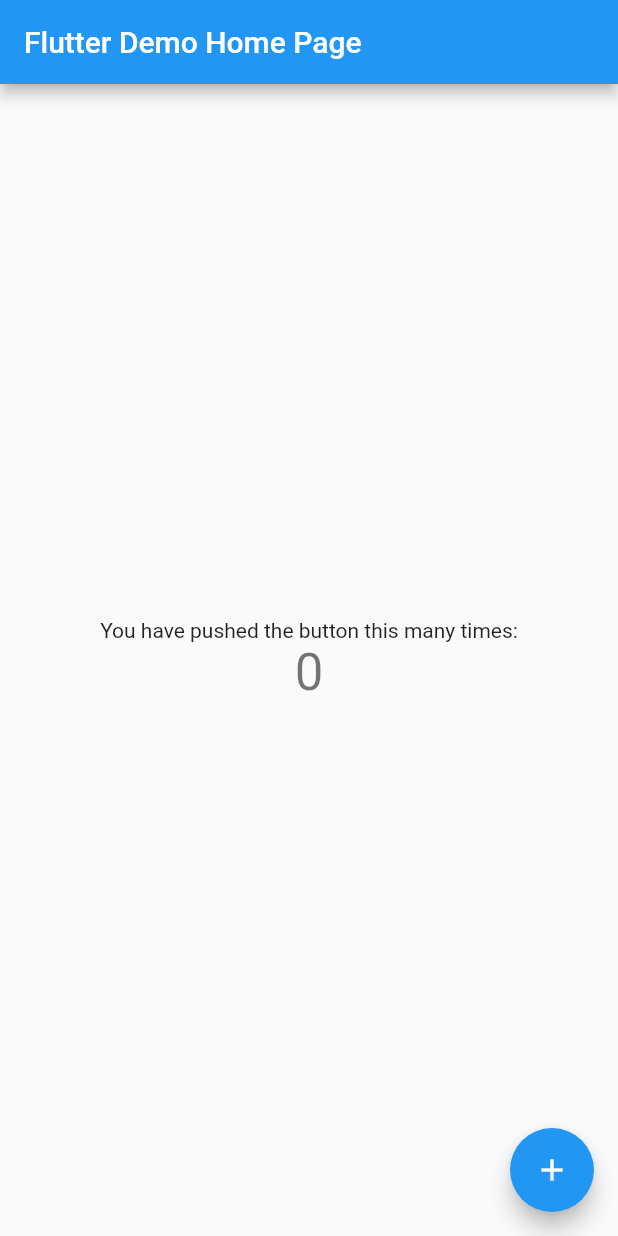
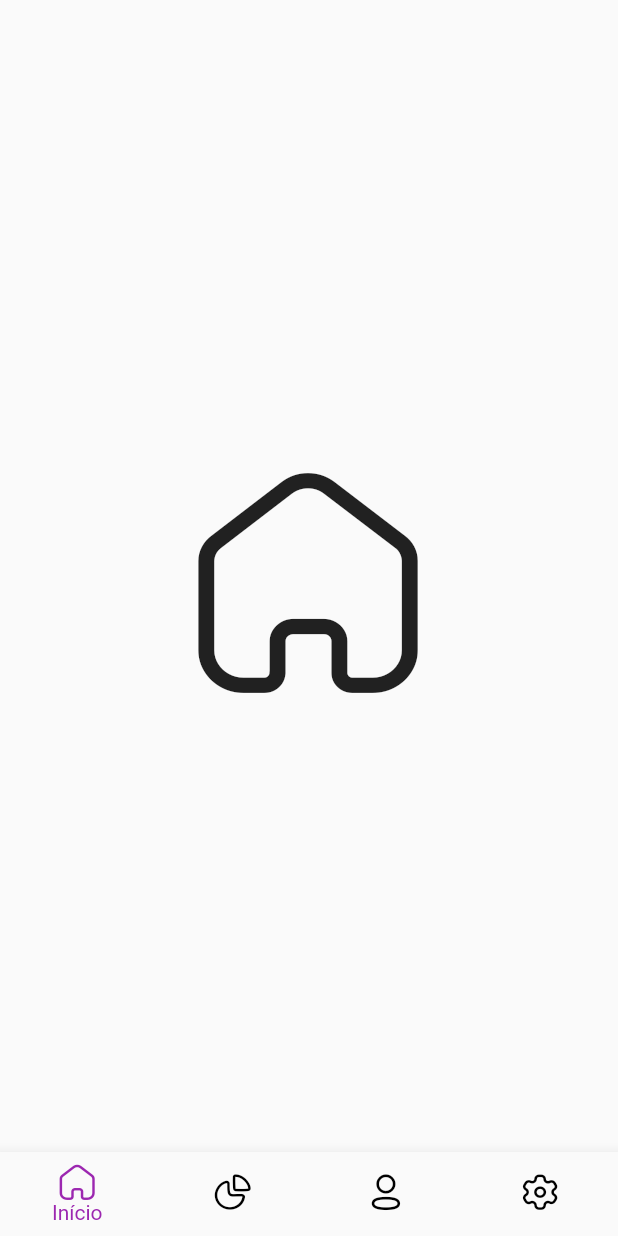
Before and after one commit to PECI-21-22-Grupo04/android-app, a Flutter app: the screen it shows after launch, on a phone screen of 412 x 824 dp. Run offline on Flutter 3.47's test engine with Material 2 defaults, Android fonts, the phone set to English and light mode, and no system bars.

Commit message:
Bottom bar with mock-up icons

```diff
--- a/runx/lib/main.dart
+++ b/runx/lib/main.dart
@@ -1,4 +1,5 @@
 import 'package:flutter/material.dart';
+import 'presentation/icons.dart';
 
 void main() {
   runApp(const MyApp());
@@ -11,7 +12,7 @@ class MyApp extends StatelessWidget {
   @override
   Widget build(BuildContext context) {
     return MaterialApp(
-      title: 'Flutter Demo',
+      title: 'RunX',
       theme: ThemeData(
         // This is the theme of your application.
         //
@@ -24,7 +25,7 @@ class MyApp extends StatelessWidget {
         // is not restarted.
         primarySwatch: Colors.blue,
       ),
-      home: const MyHomePage(title: 'Flutter Demo Home Page'),
+      home: const MyHomePage(title: 'RunX'),
     );
   }
 }
@@ -48,68 +49,73 @@ class MyHomePage extends StatefulWidget {
 }
 
 class _MyHomePageState extends State<MyHomePage> {
-  int _counter = 0;
+  int _selectedIndex = 0;
 
-  void _incrementCounter() {
+  static const List<Widget> _pages = <Widget>[
+    Icon(
+      CustomIcons.home_icon,
+      size: 150,
+    ),
+    Icon(
+      CustomIcons.exercise_icon,
+      size: 150,
+    ),
+    Icon(
+      CustomIcons.people_icon,
+      size: 150,
+    ),
+    Icon(
+      CustomIcons.settings_icon,
+      size: 150,
+    ),
+  ];
+
+  void _onItemTapped(int index) {
     setState(() {
-      // This call to setState tells the Flutter framework that something has
-      // changed in this State, which causes it to rerun the build method below
-      // so that the display can reflect the updated values. If we changed
-      // _counter without calling setState(), then the build method would not be
-      // called again, and so nothing would appear to happen.
-      _counter++;
+      _selectedIndex = index;
     });
   }
 
   @override
   Widget build(BuildContext context) {
-    // This method is rerun every time setState is called, for instance as done
-    // by the _incrementCounter method above.
-    //
-    // The Flutter framework has been optimized to make rerunning build methods
-    // fast, so that you can just rebuild anything that needs updating rather
-    // than having to individually change instances of widgets.
     return Scaffold(
-      appBar: AppBar(
-        // Here we take the value from the MyHomePage object that was created by
-        // the App.build method, and use it to set our appbar title.
-        title: Text(widget.title),
+      /* appBar: AppBar(
+        title: const Text('RunX'),
+      ), */
+      body: Center(
+        child: _pages.elementAt(_selectedIndex),
       ),
-      body: Center(
-        // Center is a layout widget. It takes a single child and positions it
-        // in the middle of the parent.
-        child: Column(
-          // Column is also a layout widget. It takes a list of children and
-          // arranges them vertically. By default, it sizes itself to fit its
-          // children horizontally, and tries to be as tall as its parent.
-          //
-          // Invoke "debug painting" (press "p" in the console, choose the
-          // "Toggle Debug Paint" action from the Flutter Inspector in Android
-          // Studio, or the "Toggle Debug Paint" command in Visual Studio Code)
-          // to see the wireframe for each widget.
-          //
-          // Column has various properties to control how it sizes itself and
-          // how it positions its children. Here we use mainAxisAlignment to
-          // center the children vertically; the main axis here is the vertical
-          // axis because Columns are vertical (the cross axis would be
-          // horizontal).
-          mainAxisAlignment: MainAxisAlignment.center,
-          children: <Widget>[
-            const Text(
-              'You have pushed the button this many times:',
-            ),
-            Text(
-              '$_counter',
-              style: Theme.of(context).textTheme.headline4,
-            ),
-          ],
-        ),
+      bottomNavigationBar: BottomNavigationBar(
+        type: BottomNavigationBarType.fixed,
+        selectedIconTheme: IconThemeData(color: Colors.purple),
+        selectedItemColor: Colors.purple,
+        unselectedItemColor: Colors.black,
+        showUnselectedLabels: false,
+        items: const <BottomNavigationBarItem>[
+          BottomNavigationBarItem(
+            icon: Icon(CustomIcons.home_icon),
+            label: 'Início',
+          ),
+          BottomNavigationBarItem(
+            icon: Icon(CustomIcons.exercise_icon),
+            label: 'Exercícios',
+          ),
+          BottomNavigationBarItem(
+            icon: Icon(CustomIcons.people_icon),
+            label: 'Pessoas',
+          ),
+          BottomNavigationBarItem(
+            icon: Icon(CustomIcons.settings_icon),
+            label: 'Definições',
+          ),
+          // BottomNavigationBarItem(
+          //   icon: Icon(Icons.chat),
+          //   label: 'Chats',
+          // ),
+        ],
+        currentIndex: _selectedIndex,
+        onTap: _onItemTapped,
       ),
-      floatingActionButton: FloatingActionButton(
-        onPressed: _incrementCounter,
-        tooltip: 'Increment',
-        child: const Icon(Icons.add),
-      ), // This trailing comma makes auto-formatting nicer for build methods.
     );
   }
 }
--- /dev/null
+++ b/runx/lib/presentation/icons.dart
@@ -0,0 +1,32 @@
+/// Flutter icons MyFlutterApp
+/// Copyright (C) 2022 by original authors @ fluttericon.com, fontello.com
+/// This font was generated by FlutterIcon.com, which is derived from Fontello.
+///
+/// To use this font, place it in your fonts/ directory and include the
+/// following in your pubspec.yaml
+///
+/// flutter:
+///   fonts:
+///    - family:  icons
+///      fonts:
+///       - asset: fonts/icons.ttf
+///
+///
+///
+import 'package:flutter/widgets.dart';
+
+class CustomIcons {
+  CustomIcons._();
+
+  static const _kFontFam = 'icons';
+  static const String? _kFontPkg = null;
+
+  static const IconData exercise_icon =
+      IconData(0xe800, fontFamily: _kFontFam, fontPackage: _kFontPkg);
+  static const IconData settings_icon =
+      IconData(0xe801, fontFamily: _kFontFam, fontPackage: _kFontPkg);
+  static const IconData home_icon =
+      IconData(0xe803, fontFamily: _kFontFam, fontPackage: _kFontPkg);
+  static const IconData people_icon =
+      IconData(0xe804, fontFamily: _kFontFam, fontPackage: _kFontPkg);
+}
```
Also changed, not shown: runx/pubspec.yaml (+7 -0 lines), runx/assets/fonts/icons.ttf (added), 1 other file.
